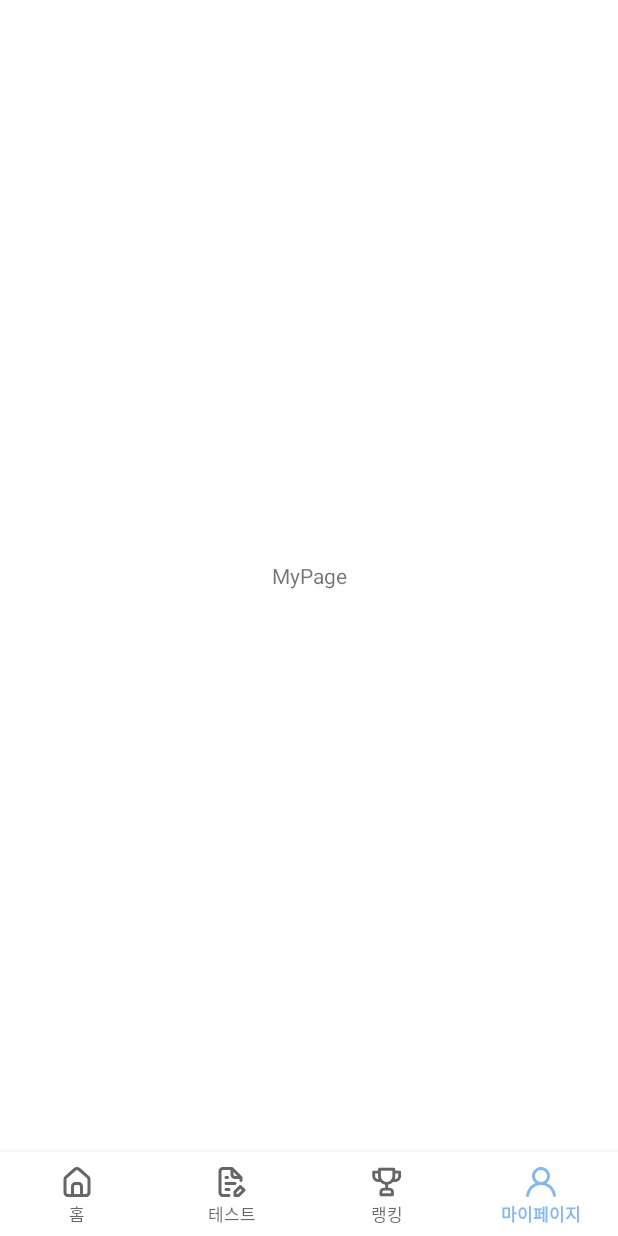
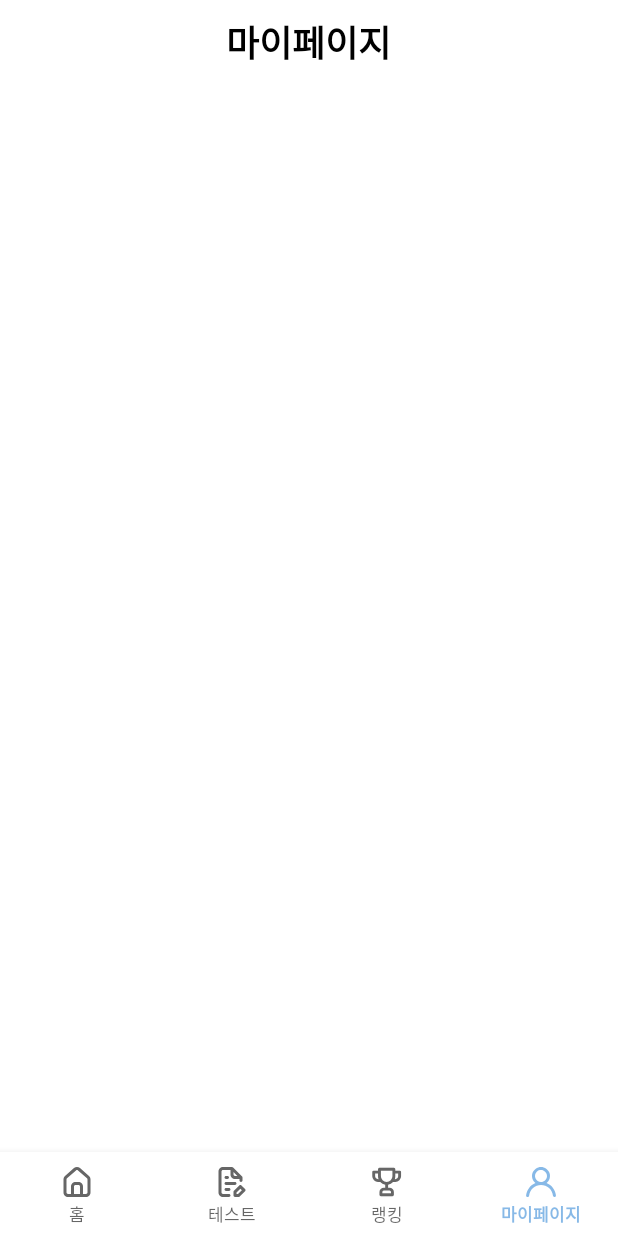
Before and after one commit to knowNow-Team/client, an Android app: the screen it shows after launch (MainActivity), item 4 of the bottom bar chosen, on a phone screen of 412 x 824 dp. Run offline under Robolectric (Android 15) with nearby library versions, the phone set to English and light mode, and no system bars.

Commit message:
[Add] toolbar layout

```diff
--- a/app/src/main/java/com/example/konwnow/ui/view/group/GroupActivity.kt
+++ b/app/src/main/java/com/example/konwnow/ui/view/group/GroupActivity.kt
@@ -12,7 +12,7 @@ class GroupActivity : AppCompatActivity() {
         super.onCreate(savedInstanceState)
         setContentView(R.layout.activity_group)
 
-        btnBack = findViewById(R.id.ib_group_back)
+        btnBack = findViewById(R.id.ib_back)
         btnBack!!.setOnClickListener{
             finish()
         }
--- a/app/src/main/java/com/example/konwnow/ui/view/mypage/MypageFragment.kt
+++ b/app/src/main/java/com/example/konwnow/ui/view/mypage/MypageFragment.kt
@@ -4,15 +4,27 @@ import android.os.Bundle
 import android.view.LayoutInflater
 import android.view.View
 import android.view.ViewGroup
+import android.widget.ImageButton
+import android.widget.TextView
 import androidx.fragment.app.Fragment
 import com.example.konwnow.R
 
 class MypageFragment: Fragment() {
+
+    private lateinit var v : View
+
     override fun onCreateView(
             inflater: LayoutInflater, container: ViewGroup?,
             savedInstanceState: Bundle?
     ): View? {
         // Inflate the layout for this fragment
-        return inflater.inflate(R.layout.fragment_mypage, container, false)
+        v =  inflater.inflate(R.layout.fragment_mypage, container, false)
+
+        val title = v.findViewById<TextView>(R.id.tv_title)
+        val btnBack = v.findViewById<ImageButton>(R.id.ib_back)
+        btnBack.visibility = View.GONE
+        title.text = "마이페이지"
+
+        return v
     }
 }
--- a/app/src/main/res/layout/fragment_home.xml
+++ b/app/src/main/res/layout/fragment_home.xml
@@ -19,7 +19,7 @@
             android:layout_gravity="center"
             android:layout_marginStart="16dp"
             android:layout_marginLeft="16dp"
-            android:layout_marginTop="8dp"
+            android:layout_marginTop="10dp"
             android:includeFontPadding="false"
             android:text="그룹"
             android:textColor="@color/black"
@@ -43,7 +43,7 @@
             android:id="@+id/ib_detail_setting"
             android:layout_width="wrap_content"
             android:layout_height="wrap_content"
-            android:layout_marginTop="12dp"
+            android:layout_marginTop="14dp"
             android:layout_marginEnd="16dp"
             android:layout_marginRight="16dp"
             android:background="#00000000"
--- a/app/src/main/res/layout/fragment_mypage.xml
+++ b/app/src/main/res/layout/fragment_mypage.xml
@@ -4,13 +4,10 @@
     android:layout_height="match_parent"
     >
 
-    <TextView
+    <include
+        layout="@layout/toolbar"
         android:layout_width="match_parent"
-        android:layout_height="match_parent"
-        android:text="@string/mypage"
-        android:layout_gravity="center"
-        android:gravity="center"
-        >
-    </TextView>
+        android:layout_height="wrap_content"
+        android:layout_marginTop="10dp"/>
 
 </RelativeLayout>
--- /dev/null
+++ b/app/src/main/res/layout/toolbar.xml
@@ -0,0 +1,42 @@
+<?xml version="1.0" encoding="utf-8"?>
+<FrameLayout xmlns:android="http://schemas.android.com/apk/res/android"
+    xmlns:app="http://schemas.android.com/apk/res-auto"
+    android:layout_width="match_parent"
+    android:layout_height="wrap_content"
+    android:orientation="horizontal"
+    android:layout_marginTop="10dp">
+
+<!--    오른쪽에 버튼이 필요하다면 요아이를 긁어가세용-->
+    <ImageButton
+        android:id="@+id/ib_right"
+        android:layout_width="wrap_content"
+        android:layout_height="wrap_content"
+        android:layout_gravity="right"
+        android:layout_marginTop="6dp"
+        android:layout_marginRight="16dp"
+        android:background="#00000000"
+        android:includeFontPadding="false"
+        android:visibility="gone"
+        app:srcCompat="@drawable/ic_sort" />
+
+    <ImageButton
+        android:id="@+id/ib_back"
+        android:layout_width="wrap_content"
+        android:layout_height="wrap_content"
+        android:layout_marginLeft="16dp"
+        android:layout_marginTop="6dp"
+        android:background="#00000000"
+        android:includeFontPadding="false"
+        app:srcCompat="@drawable/ic_back" />
+
+    <TextView
+        android:id="@+id/tv_title"
+        style="@style/FontHeadLine"
+        android:layout_width="wrap_content"
+        android:layout_height="wrap_content"
+        android:layout_gravity="center"
+        android:includeFontPadding="false"
+        android:text=" 단어장 선택하기"
+        android:textColor="@color/black" />
+
+</FrameLayout>
```
Also changed, not shown: app/src/main/res/layout/activity_group.xml (+4 -27 lines).
